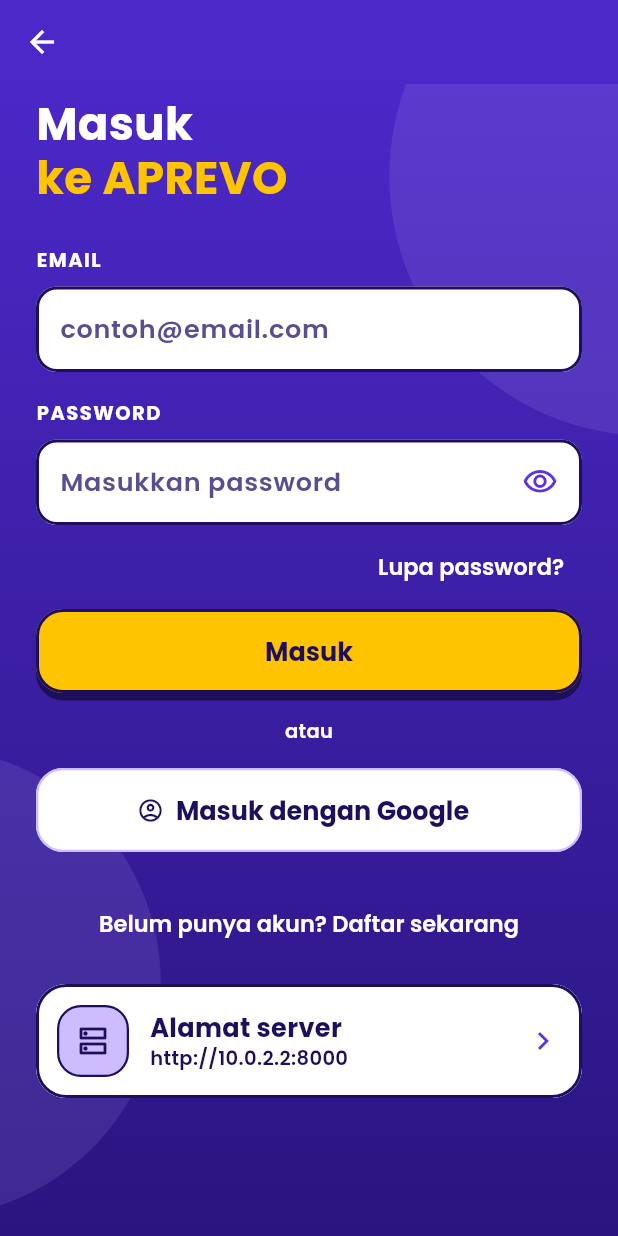
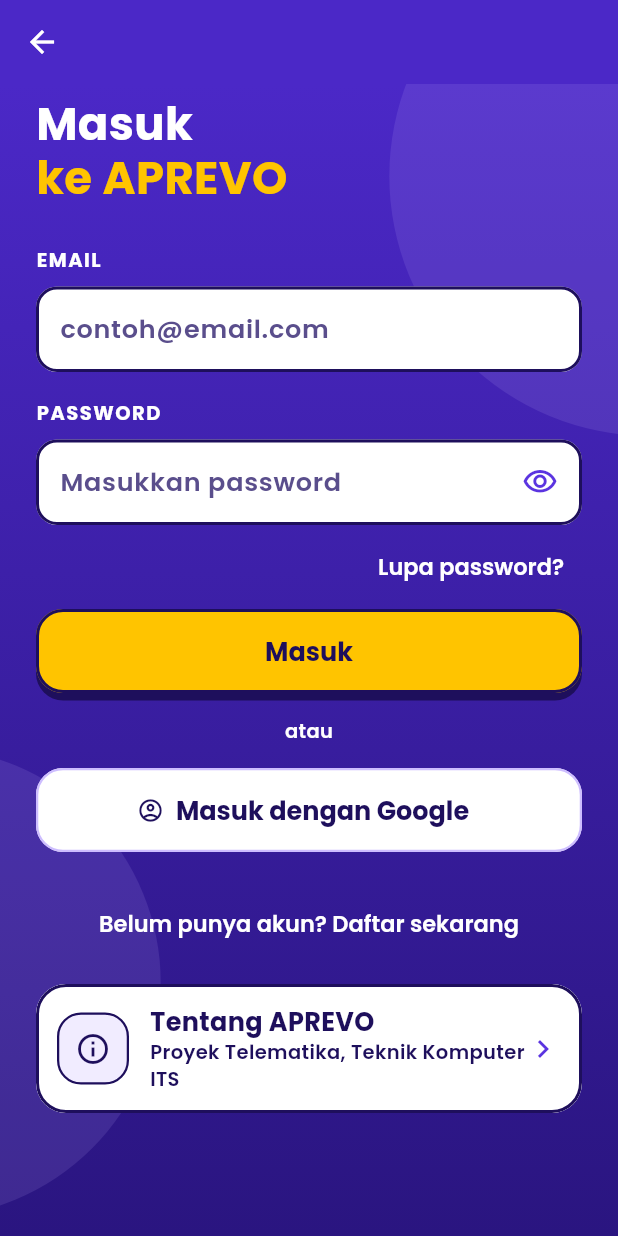
Before and after one commit to haswium/Proyek-Telematika-APREVO, a Flutter app: the screen it shows after launch, after a tap on "Masuk", on a phone screen of 412 x 824 dp. Run offline on Flutter 3.47's test engine with Material 3 defaults, Android fonts, the phone set to English and light mode, and no system bars; our stand-ins replace file_picker, shared_preferences, supabase_flutter; accounts and stored records are empty; network calls fail.

Commit message:
Pakai server Render dan beri tahu saat server sedang bangun
Siswa tidak perlu mengisi alamat server. Selama server bangun, spanduk tampil dan
TalkBack mengumumkan "Menghubungkan ke server, mohon tunggu". Alamat server
dipindah ke menu pengembang, dibuka dengan mengetuk "Tentang APREVO" 7 kali.

```diff
--- a/lib/config/api_config.dart
+++ b/lib/config/api_config.dart
@@ -1,18 +1,16 @@
-import 'package:flutter/foundation.dart';
-
 /// Alamat backend FastAPI.
 ///
 /// Urutan sumbernya:
-/// 1. Alamat yang disimpan pengguna di layar "Alamat server" (lihat
-///    `services/settings.dart`).
-/// 2. `--dart-define=API_BASE_URL=http://192.168.1.7:8000` saat build.
-/// 3. Bawaan: `localhost` di web dan desktop, `10.0.2.2` (alamat laptop dari
-///    emulator Android) di Android.
-///
-/// Dari HP sungguhan, isi alamat IP laptop di jaringan Wi-Fi yang sama, dan
-/// jalankan backend dengan `--host 0.0.0.0`.
+/// 1. Alamat yang disimpan di menu pengembang (lihat `services/settings.dart`).
+/// 2. `--dart-define=API_BASE_URL=http://192.168.1.7:8000` saat build, untuk
+///    backend di laptop. Dari emulator Android, alamat laptop adalah `10.0.2.2`.
+/// 3. Bawaan: [productionBaseUrl], jadi siswa tidak perlu mengisi apa pun.
 class ApiConfig {
   ApiConfig._();
+
+  /// Alamat backend di Render. Ganti dengan alamat yang tampil di dashboard
+  /// setelah layanannya dibuat (lihat `docs/deploy.md`).
+  static const String productionBaseUrl = 'https://aprevo-backend.onrender.com';
 
   static const String _fromDefine = String.fromEnvironment('API_BASE_URL');
 
@@ -20,15 +18,14 @@
 
   static String get defaultBaseUrl {
     if (_fromDefine.isNotEmpty) return normalize(_fromDefine) ?? _fromDefine;
-    if (!kIsWeb && defaultTargetPlatform == TargetPlatform.android) {
-      return 'http://10.0.2.2:$defaultPort';
-    }
-    return 'http://localhost:$defaultPort';
+    return productionBaseUrl;
   }
 
   /// Merapikan ketikan alamat. "192.168.1.7" menjadi
-  /// "http://192.168.1.7:8000". Kalau skema tidak diketik, dianggap http dan
-  /// port bawaan 8000 ditambahkan. Garis miring di akhir dibuang.
+  /// "http://192.168.1.7:8000", dan "aprevo.onrender.com" menjadi
+  /// "https://aprevo.onrender.com". Kalau skema tidak diketik, alamat lokal
+  /// dianggap http dengan port 8000, nama domain dianggap https. Garis miring di
+  /// akhir dibuang.
   /// Mengembalikan `null` kalau alamatnya tidak bisa dipakai.
   static String? normalize(String raw) {
     var text = raw.trim();
@@ -38,10 +35,18 @@
     final uri = Uri.tryParse(text);
     if (uri == null || uri.host.isEmpty) return null;
     if (uri.scheme != 'http' && uri.scheme != 'https') return null;
-    final withPort = !typedScheme && !uri.hasPort
-        ? uri.replace(port: defaultPort)
-        : uri;
-    var result = withPort.toString();
+    final isLocal =
+        !uri.host.contains('.') ||
+        RegExp(r'^\d+\.\d+\.\d+\.\d+$').hasMatch(uri.host);
+    final Uri complete;
+    if (typedScheme) {
+      complete = uri;
+    } else if (!isLocal) {
+      complete = uri.replace(scheme: 'https');
+    } else {
+      complete = uri.hasPort ? uri : uri.replace(port: defaultPort);
+    }
+    var result = complete.toString();
     while (result.endsWith('/')) {
       result = result.substring(0, result.length - 1);
     }
--- a/lib/main.dart
+++ b/lib/main.dart
@@ -7,6 +7,7 @@
 import 'screens/splash_screen.dart';
 import 'services/settings.dart';
 import 'theme/app_theme.dart';
+import 'widgets/connecting_banner.dart';
 
 Future<void> main() async {
   WidgetsFlutterBinding.ensureInitialized();
@@ -20,6 +21,7 @@
     store.online = true;
   }
   runApp(const AprevoApp());
+  store.api.wakeUp();
 }
 
 class AprevoApp extends StatelessWidget {
@@ -36,6 +38,7 @@
       locale: const Locale('id', 'ID'),
       supportedLocales: const [Locale('id', 'ID')],
       localizationsDelegates: GlobalMaterialLocalizations.delegates,
+      builder: (context, child) => ConnectingBanner(child: child!),
       home: const SplashScreen(),
     );
   }
--- a/lib/screens/login_screen.dart
+++ b/lib/screens/login_screen.dart
@@ -158,7 +158,7 @@
                     child: const Text('Belum punya akun? Daftar sekarang'),
                   ),
                   const SizedBox(height: 12),
-                  const ServerAddressRow(),
+                  const AboutAprevoRow(),
                 ],
               ),
             ),
--- a/lib/screens/profile_tab.dart
+++ b/lib/screens/profile_tab.dart
@@ -68,7 +68,7 @@
               ),
             ),
             const SizedBox(height: 20),
-            const ServerAddressRow(),
+            const AboutAprevoRow(),
             const SizedBox(height: 8),
             Bouncy(
               child: OutlinedButton.icon(
--- a/lib/screens/server_settings_screen.dart
+++ b/lib/screens/server_settings_screen.dart
@@ -2,13 +2,14 @@
 
 import '../config/api_config.dart';
 import '../data/app_store.dart';
+import '../services/announce.dart';
 import '../services/settings.dart';
 import '../theme/app_theme.dart';
 import '../widgets/common.dart';
 import '../widgets/playful.dart';
 
-/// Mengatur alamat backend. Dari HP, isi IP laptop yang menjalankan
-/// backend, misalnya 192.168.1.7. Port 8000 ditambahkan sendiri.
+/// Menu pengembang: mengatur alamat backend. Siswa tidak memerlukannya, jadi
+/// hanya terbuka lewat [AboutAprevoRow].
 class ServerSettingsScreen extends StatefulWidget {
   const ServerSettingsScreen({super.key});
 
@@ -46,8 +47,8 @@
     if (url == null) {
       _setStatus(
         _Kind.error,
-        'Alamat server belum benar. Contoh: 192.168.1.7 atau '
-        'http://192.168.1.7:8000',
+        'Alamat server belum benar. Contoh: https://aprevo.onrender.com atau '
+        '192.168.1.7',
       );
     }
     return url;
@@ -85,15 +86,15 @@
   @override
   Widget build(BuildContext context) {
     return PurpleScaffold(
-      appBar: aprevoAppBar('Alamat server'),
+      appBar: aprevoAppBar('Menu pengembang'),
       body: SafeArea(
         child: ListView(
           padding: const EdgeInsets.all(20),
           children: [
             Text(
-              'Alamat backend APREVO. Kalau memakai HP, isi alamat IP '
-              'laptop yang menjalankan backend, misalnya 192.168.1.7. HP '
-              'dan laptop harus memakai Wi-Fi yang sama.',
+              'Alamat backend APREVO. APK release hanya bisa memakai alamat '
+              'https. Alamat http, misalnya IP laptop, hanya jalan di build '
+              'debug.',
               style: AppType.bodyMedium,
             ),
             const SizedBox(height: 16),
@@ -107,7 +108,7 @@
               style: AppType.bodyLarge,
               decoration: fieldDecoration(
                 'Alamat server',
-                hint: 'Contoh: 192.168.1.7',
+                hint: 'Contoh: https://aprevo.onrender.com',
               ),
               onSubmitted: (_) => _save(),
             ),
@@ -169,27 +170,56 @@
   }
 }
 
-/// Baris "Alamat server" untuk layar Masuk dan tab Profil.
-class ServerAddressRow extends StatelessWidget {
-  const ServerAddressRow({super.key});
+/// Ketukan pada [AboutAprevoRow] yang membuka menu pengembang.
+const int kDeveloperMenuTaps = 7;
+
+/// Baris "Tentang APREVO" di layar Masuk dan tab Profil. Mengetuknya
+/// [kDeveloperMenuTaps] kali berturut-turut membuka menu pengembang.
+class AboutAprevoRow extends StatefulWidget {
+  const AboutAprevoRow({super.key});
 
   @override
-  Widget build(BuildContext context) {
-    return StatefulBuilder(
-      builder: (context, setState) => ListRow(
-        icon: Icons.dns_outlined,
-        title: 'Alamat server',
-        subtitle: Settings.baseUrl,
-        semanticLabel: 'Alamat server: ${Settings.baseUrl}. Ketuk untuk ubah',
-        onTap: () async {
-          await Navigator.push(
-            context,
-            MaterialPageRoute(builder: (_) => const ServerSettingsScreen()),
-          );
-          // Tampilkan alamat terbaru setelah kembali.
-          setState(() {});
-        },
-      ),
+  State<AboutAprevoRow> createState() => _AboutAprevoRowState();
+}
+
+class _AboutAprevoRowState extends State<AboutAprevoRow> {
+  static const String _about =
+      'APREVO, aplikasi belajar untuk siswa tunanetra. Proyek Telematika, '
+      'Teknik Komputer ITS.';
+
+  /// Lebih longgar dari biasanya, karena TalkBack memakai ketukan dua kali.
+  static const Duration _maxGap = Duration(seconds: 5);
+
+  int _taps = 0;
+  DateTime? _lastTap;
+
+  void _tapped() {
+    final now = DateTime.now();
+    final last = _lastTap;
+    if (last == null || now.difference(last) > _maxGap) _taps = 0;
+    _lastTap = now;
+    _taps++;
+    final left = kDeveloperMenuTaps - _taps;
+    if (left > 0) {
+      announce(
+        left > 3
+            ? _about
+            : 'Ketuk $left kali lagi untuk membuka menu pengembang',
+      );
+      return;
+    }
+    _taps = 0;
+    Navigator.push(
+      context,
+      MaterialPageRoute(builder: (_) => const ServerSettingsScreen()),
     );
   }
+
+  @override
+  Widget build(BuildContext context) => ListRow(
+    icon: Icons.info_outline,
+    title: 'Tentang APREVO',
+    subtitle: 'Proyek Telematika, Teknik Komputer ITS',
+    onTap: _tapped,
+  );
 }
--- a/lib/services/api_client.dart
+++ b/lib/services/api_client.dart
@@ -42,10 +42,38 @@
   final Future<String?> Function() _token;
   final Future<bool> Function() _refresh;
 
-  static const Duration timeout = Duration(seconds: 20);
+  /// Server gratis di Render tidur kalau lama tidak dipakai dan butuh sekitar
+  /// satu menit untuk bangun. Selama itu permintaannya ditahan, jadi batasnya
+  /// harus lebih panjang.
+  static const Duration timeout = Duration(seconds: 90);
+
+  /// Belum ada jawaban selama ini: pengguna diberi tahu server sedang bangun.
+  static const Duration slowAfter = Duration(seconds: 5);
+
+  /// Server yang menjawab selama ini tidak mungkin tidur, jadi permintaan yang
+  /// lambat berarti prosesnya memang lama, misalnya AI. Render menidurkan layanan
+  /// setelah 15 menit.
+  static const Duration awakeFor = Duration(minutes: 10);
+
+  /// Jeda sebelum mengulang permintaan yang dijawab Render, bukan backend.
+  static const Duration wakeRetryDelay = Duration(seconds: 5);
 
   /// PDF besar butuh waktu untuk diunggah dan dipecah per sub-bab.
   static const Duration uploadTimeout = Duration(minutes: 3);
+
+  /// `true` selama pengguna menunggu server bangun.
+  final ValueNotifier<bool> connecting = ValueNotifier(false);
+
+  /// Apakah permintaan terakhir mendapat jawaban.
+  bool get reachable => _reachable;
+  bool _reachable = true;
+  DateTime? _answeredAt;
+  int _waiting = 0;
+
+  bool get _recentlyAnswered {
+    final at = _answeredAt;
+    return at != null && DateTime.now().difference(at) < awakeFor;
+  }
 
   String get baseUrl => _baseUrl();
 
@@ -92,28 +120,46 @@
     }, timeout: uploadTimeout);
   }
 
-  /// Memeriksa apakah backend di [url] bisa dihubungi (`GET /`).
+  /// Memeriksa apakah backend di [url] bisa dihubungi, untuk menu pengembang.
   /// Mengembalikan pesan error, atau `null` kalau tersambung.
   Future<String?> ping(String url) async {
     try {
-      final response = await _http
-          .get(Uri.parse('$url/'))
-          .timeout(const Duration(seconds: 8));
+      final response = await _guard(
+        () => _http.get(Uri.parse('$url/health')),
+        timeout,
+        quiet: true,
+      );
       if (response.statusCode == 200) return null;
       return 'Server di $url menjawab dengan kode ${response.statusCode}. '
           'Pastikan alamatnya mengarah ke backend APREVO.';
-    } catch (_) {
-      return unreachableMessage(url);
+    } on ApiException {
+      return 'Tidak bisa terhubung ke $url. Pastikan alamatnya benar dan '
+          'backend menyala.';
     }
   }
 
-  static String unreachableMessage(String url) =>
-      'Tidak bisa terhubung ke server di $url. Pastikan backend menyala, '
-      'lalu HP dan laptop memakai Wi-Fi yang sama.';
+  /// Membangunkan server saat aplikasi dibuka, supaya siap selagi siswa masuk.
+  /// Tanpa pesan apa pun, karena siswa belum menunggu apa-apa.
+  Future<void> wakeUp() async {
+    try {
+      await _guard(
+        () => _http.get(_uri('/health')),
+        timeout,
+        retryDrop: true,
+        quiet: true,
+      );
+    } on ApiException {
+      // Permintaan berikutnya yang akan memberi tahu pengguna.
+    }
+  }
+
+  static const String unreachableMessage =
+      'Tidak bisa terhubung ke server. Periksa internet HP, lalu coba lagi.';
 
   Future<Map<String, String>> _headers({bool json = true}) async {
     final token = await _token();
     return {
+      'Accept': 'application/json',
       if (json) 'Content-Type': 'application/json',
       if (token != null) 'Authorization': 'Bearer $token',
     };
@@ -129,38 +175,112 @@
         ..headers.addAll(await _headers());
       if (body != null) request.body = jsonEncode(body);
       return http.Response.fromStream(await _http.send(request));
-    });
+    }, retryDrop: method == 'GET');
   }
 
   Future<Map<String, dynamic>> _run(
     Future<http.Response> Function() send, {
     Duration timeout = timeout,
+    bool retryDrop = false,
   }) async {
-    var response = await _guard(send, timeout);
+    var response = await _guard(send, timeout, retryDrop: retryDrop);
     if (response.statusCode == 401 && await _refresh()) {
-      response = await _guard(send, timeout);
+      response = await _guard(send, timeout, retryDrop: retryDrop);
     }
     return _decode(response);
   }
 
+  /// Mengirim permintaan dan menunggu server, termasuk selama server bangun.
+  ///
+  /// Permintaan yang lambat tidak pernah dikirim ulang, karena mungkin sudah
+  /// diproses backend, misalnya jawaban kuis. Yang diulang hanya jawaban dari
+  /// Render, dan sambungan putus kalau [retryDrop].
   Future<http.Response> _guard(
     Future<http.Response> Function() send,
-    Duration timeout,
-  ) async {
+    Duration timeout, {
+    bool retryDrop = false,
+    bool quiet = false,
+  }) async {
+    var stopped = false;
+    var counted = false;
+    void markWaiting() {
+      if (counted || quiet) return;
+      counted = true;
+      _waiting++;
+      connecting.value = true;
+    }
+
+    final slow = _recentlyAnswered ? null : Timer(slowAfter, markWaiting);
     try {
-      return await send().timeout(timeout);
+      final response = await _untilBackendAnswers(
+        send,
+        () => stopped,
+        markWaiting,
+        retryDrop,
+      ).timeout(timeout);
+      _answeredAt = DateTime.now();
+      _reachable = true;
+      return response;
     } on TimeoutException {
-      throw ApiException(
-        'Server di $baseUrl terlalu lama menjawab. Periksa sambungan, lalu '
-        'coba lagi.',
+      stopped = true;
+      _reachable = false;
+      throw const ApiException(
+        'Server terlalu lama menjawab. Periksa internet HP, lalu coba lagi.',
       );
     } on ApiException {
+      _reachable = false;
       rethrow;
     } catch (_) {
       // http.ClientException, termasuk SocketException di Android, dan
       // XMLHttpRequest gagal di web (biasanya CORS atau server mati).
-      throw ApiException(unreachableMessage(baseUrl));
+      _reachable = false;
+      throw const ApiException(unreachableMessage);
+    } finally {
+      slow?.cancel();
+      if (counted) {
+        _waiting--;
+        if (_waiting == 0) connecting.value = false;
+      }
     }
+  }
+
+  Future<http.Response> _untilBackendAnswers(
+    Future<http.Response> Function() send,
+    bool Function() stopped,
+    VoidCallback markWaiting,
+    bool retryDrop,
+  ) async {
+    var dropped = false;
+    while (true) {
+      final http.Response response;
+      try {
+        response = await send();
+      } on ApiException {
+        rethrow;
+      } catch (_) {
+        // Sambungan lama bisa sudah mati setelah server tidur.
+        if (!retryDrop || dropped || stopped()) rethrow;
+        dropped = true;
+        continue;
+      }
+      if (!_isFromRender(response)) return response;
+      markWaiting();
+      await Future<void>.delayed(wakeRetryDelay);
+      if (stopped()) return response;
+    }
+  }
+
+  /// Jawaban Render saat layanan bangun atau deploy, bukan dari backend, jadi
+  /// permintaannya belum diproses. Error backend selalu JSON, termasuk 502 saat
+  /// Gemini gagal. Halaman tunggu bisa berstatus 200, dan tidak boleh dianggap
+  /// data kosong.
+  static bool _isFromRender(http.Response response) {
+    final type = response.headers['content-type'] ?? '';
+    final code = response.statusCode;
+    if (code == 502 || code == 503 || code == 504) {
+      return !type.contains('application/json');
+    }
+    return code >= 200 && code < 300 && type.contains('text/html');
   }
 
   Map<String, dynamic> _decode(http.Response response) {
--- /dev/null
+++ b/lib/widgets/connecting_banner.dart
@@ -0,0 +1,98 @@
+import 'package:flutter/material.dart';
+
+import '../data/app_store.dart';
+import '../services/announce.dart';
+import '../services/api_client.dart';
+import '../theme/app_theme.dart';
+
+const String kConnectingMessage = 'Menghubungkan ke server, mohon tunggu';
+const String kConnectedMessage = 'Server tersambung';
+
+/// Spanduk di atas semua layar selama server sedang bangun. Server gratis tidur
+/// kalau lama tidak dipakai, dan butuh sekitar satu menit untuk bangun.
+///
+/// Dipasang di `MaterialApp.builder`, jadi posisi [child] harus tetap saat
+/// spanduk muncul, supaya isi layar yang terbuka tidak dibangun ulang.
+class ConnectingBanner extends StatefulWidget {
+  const ConnectingBanner({super.key, required this.child, this.api});
+
+  final Widget child;
+
+  /// Bawaan: `store.api`.
+  final ApiClient? api;
+
+  @override
+  State<ConnectingBanner> createState() => _ConnectingBannerState();
+}
+
+class _ConnectingBannerState extends State<ConnectingBanner> {
+  late final ApiClient _api = widget.api ?? store.api;
+  bool _shown = false;
+
+  @override
+  void initState() {
+    super.initState();
+    _shown = _api.connecting.value;
+    _api.connecting.addListener(_changed);
+  }
+
+  @override
+  void dispose() {
+    _api.connecting.removeListener(_changed);
+    super.dispose();
+  }
+
+  void _changed() {
+    final shown = _api.connecting.value;
+    if (shown == _shown) return;
+    // Kalau gagal, pesan errornya yang dibacakan layar yang menunggu.
+    if (!shown && _api.reachable) announce(kConnectedMessage);
+    setState(() => _shown = shown);
+  }
+
+  @override
+  Widget build(BuildContext context) {
+    final media = MediaQuery.of(context);
+    return Column(
+      crossAxisAlignment: CrossAxisAlignment.stretch,
+      children: [
+        if (_shown)
+          Semantics(
+            container: true,
+            liveRegion: true,
+            child: Material(
+              color: AppColors.highlight,
+              child: SafeArea(
+                bottom: false,
+                child: Padding(
+                  padding: const EdgeInsets.all(12),
+                  child: Row(
+                    children: [
+                      const ExcludeSemantics(
+                        child: Icon(Icons.hourglass_top, color: AppColors.ink),
+                      ),
+                      const SizedBox(width: 10),
+                      Expanded(
+                        child: Text(
+                          kConnectingMessage,
+                          style: AppType.titleMedium,
+                        ),
+                      ),
+                    ],
+                  ),
+                ),
+              ),
+            ),
+          )
+        else
+          const SizedBox.shrink(),
+        Expanded(
+          child: MediaQuery(
+            data: _shown ? media.removePadding(removeTop: true) : media,
+            child: widget.child,
+          ),
+        ),
+      ],
+    );
+  }
+}
```
Also changed, not shown: 4 other files.
